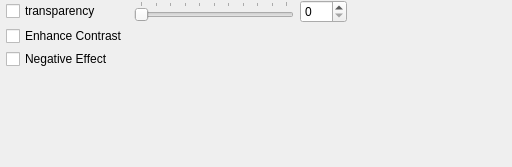
This is src/gui/forms/toolbar_rendertransparencygroup.ui in open-scan-crew/OpenScanTools as Qt 5 draws it before an edit. The edited form follows.
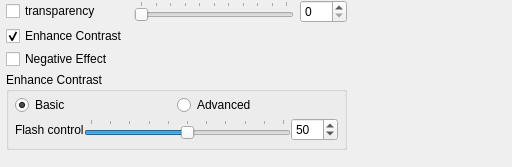
This is the edited form.

Commit message: Add advanced flash control tone mapping

What changed in the file:
```diff
--- a/src/gui/forms/toolbar_rendertransparencygroup.ui
+++ b/src/gui/forms/toolbar_rendertransparencygroup.ui
@@ -29,6 +29,100 @@
    <property name="verticalSpacing">
     <number>3</number>
    </property>
+   <item row="3" column="0" colspan="3">
+    <widget class="QGroupBox" name="groupBox_flash">
+     <property name="title">
+      <string>Enhance Contrast</string>
+     </property>
+     <layout class="QGridLayout" name="gridLayoutFlash">
+      <property name="leftMargin">
+       <number>6</number>
+      </property>
+      <property name="topMargin">
+       <number>3</number>
+      </property>
+      <property name="rightMargin">
+       <number>6</number>
+      </property>
+      <property name="bottomMargin">
+       <number>6</number>
+      </property>
+      <property name="horizontalSpacing">
+       <number>6</number>
+      </property>
+      <property name="verticalSpacing">
+       <number>3</number>
+      </property>
+      <item row="0" column="0">
+       <layout class="QHBoxLayout" name="horizontalLayoutFlashRadios">
+        <item>
+         <widget class="QRadioButton" name="basicEnhanceContrastRadioButton">
+          <property name="text">
+           <string>Basic</string>
+          </property>
+          <property name="checked">
+           <bool>true</bool>
+          </property>
+         </widget>
+        </item>
+        <item>
+         <widget class="QRadioButton" name="advEnhanceContrastRadioButton">
+          <property name="text">
+           <string>Advanced</string>
+          </property>
+         </widget>
+        </item>
+       </layout>
+      </item>
+      <item row="1" column="0">
+       <layout class="QHBoxLayout" name="horizontalLayoutFlashControl">
+        <item>
+         <widget class="QLabel" name="label_flashControl">
+          <property name="text">
+           <string>Flash control</string>
+          </property>
+         </widget>
+        </item>
+        <item>
+         <widget class="QSlider" name="slider_flashControl">
+          <property name="minimum">
+           <number>0</number>
+          </property>
+          <property name="maximum">
+           <number>100</number>
+          </property>
+          <property name="value">
+           <number>50</number>
+          </property>
+          <property name="orientation">
+           <enum>Qt::Horizontal</enum>
+          </property>
+          <property name="tickPosition">
+           <enum>QSlider::TicksAbove</enum>
+          </property>
+          <property name="tickInterval">
+           <number>10</number>
+          </property>
+         </widget>
+        </item>
+        <item>
+         <widget class="QSpinBox" name="spinBox_flashControl">
+          <property name="minimum">
+           <number>0</number>
+          </property>
+          <property name="maximum">
+           <number>100</number>
+          </property>
+          <property name="value">
+           <number>50</number>
+          </property>
+         </widget>
+        </item>
+       </layout>
+      </item>
+     </layout>
+    </widget>
+   </item>
    <item row="4" column="0">
     <spacer name="verticalSpacer">
      <property name="orientation">
@@ -77,6 +171,9 @@
      <property name="text">
       <string>Enhance Contrast</string>
      </property>
+     <property name="checked">
+      <bool>true</bool>
+     </property>
     </widget>
    </item>
    <item row="0" column="0">
```
Left out of the diff: 4 changed lines with no effect on the pictures. The commit also changes 15 other files.
